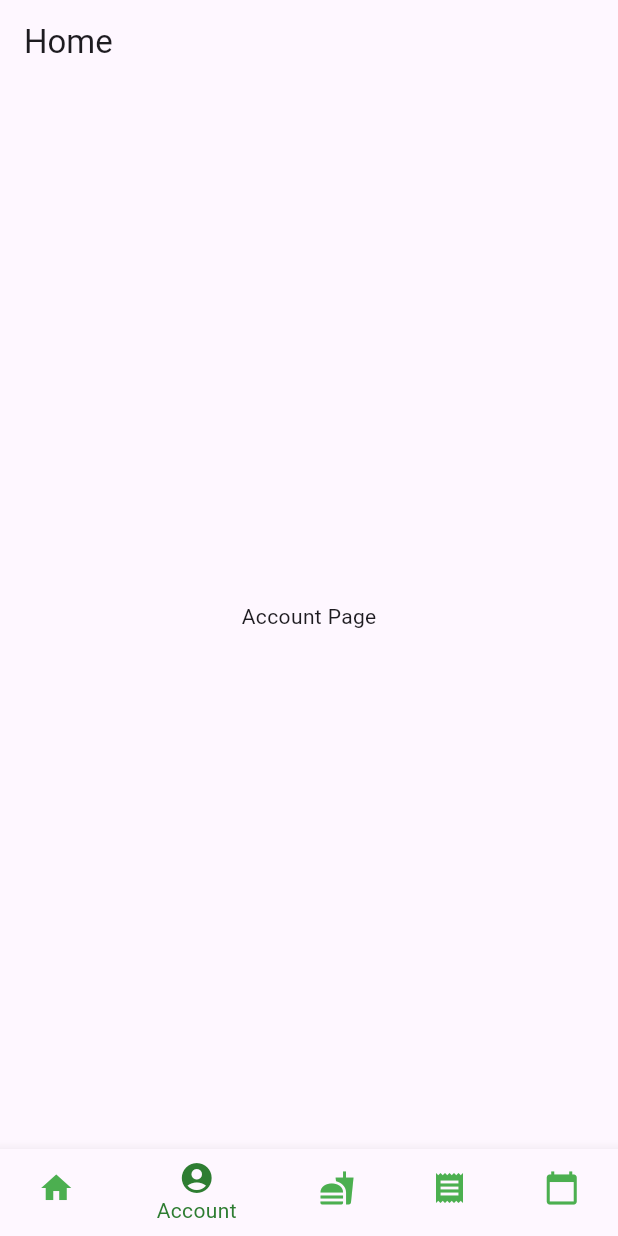
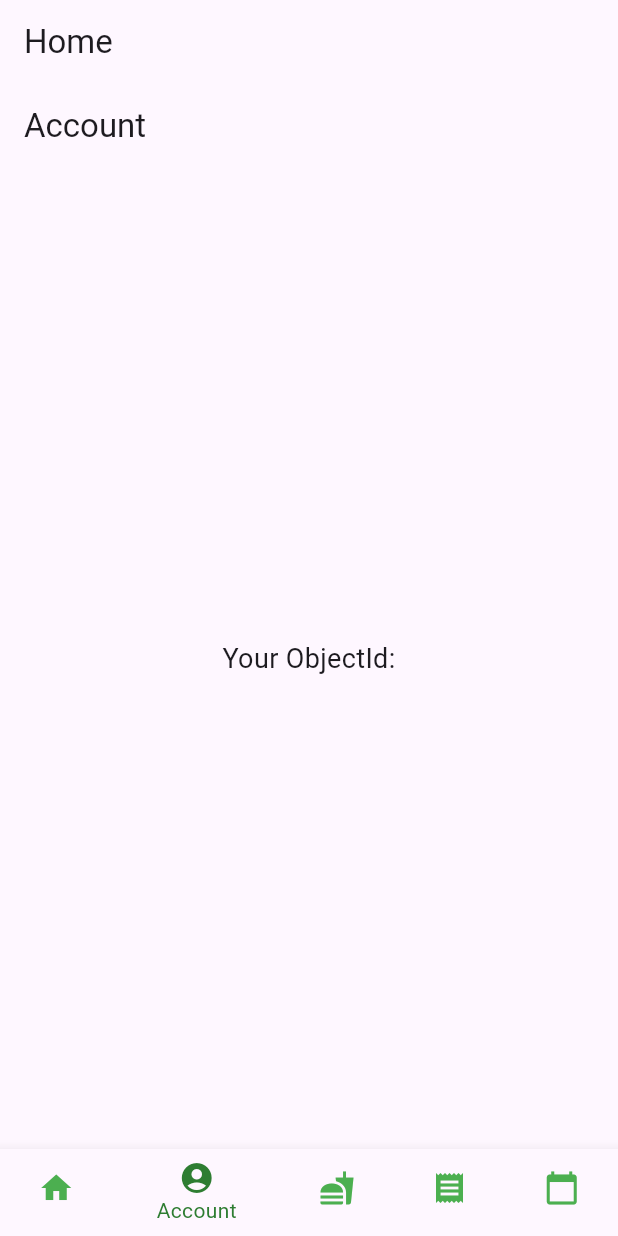
Before and after one commit to avvooturi/COP4331DiorieApp, a Flutter app: the HomePage screen opened directly with empty values, item 2 of the bottom bar chosen, on a phone screen of 412 x 824 dp. Run offline on Flutter 3.47's test engine with Material 3 defaults, Android fonts, the phone set to English and light mode, and no system bars; our stand-ins replace table_calendar.

Commit message:
set up account.dart

```diff
--- /dev/null
+++ b/meal_planner/lib/account.dart
@@ -0,0 +1,21 @@
+import 'package:flutter/material.dart';
+
+class AccountPage extends StatelessWidget {
+  final String objectId;
+
+  const AccountPage({Key? key, required this.objectId}) : super(key: key);
+
+  @override
+  Widget build(BuildContext context) {
+    return Scaffold(
+      appBar: AppBar(title: Text("Account")),
+      body: Center(
+        child: Text(
+          'Your ObjectId: $objectId',
+          style: TextStyle(fontSize: 18),
+          textAlign: TextAlign.center,
+        ),
+      ),
+    );
+  }
+}
--- a/meal_planner/lib/homepage.dart
+++ b/meal_planner/lib/homepage.dart
@@ -4,11 +4,14 @@ import 'package:flutter/material.dart';
 import 'food_log_page.dart';
 import 'custom_recipes_page.dart';
 import 'calendar_page.dart';
+import 'account.dart';
 
 class HomePage extends StatefulWidget {
   final String name;
+  final String objectId;
 
-  const HomePage({super.key, required this.name});
+  const HomePage({Key? key, required this.name, required this.objectId})
+      : super(key: key);
 
   @override
   State<HomePage> createState() => _HomePageState();
@@ -51,7 +54,8 @@ class _HomePageState extends State<HomePage> {
       case 0:
         return _buildHomePage();
       case 1:
-        return Center(child: Text('Account Page'));
+        return AccountPage(
+            objectId: widget.objectId); // Navigate to AccountPage
       case 2:
         return FoodLogPage(meals: _meals);
       case 3:
```
Also changed, not shown: meal_planner/lib/main.dart (+48 -16 lines).
